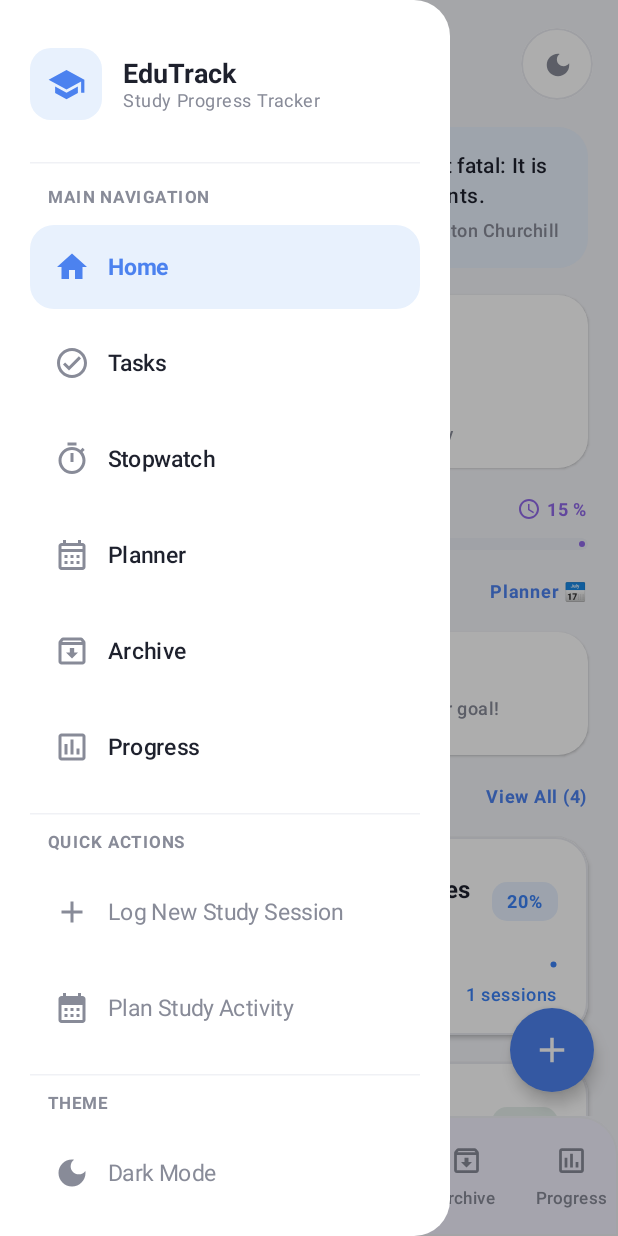
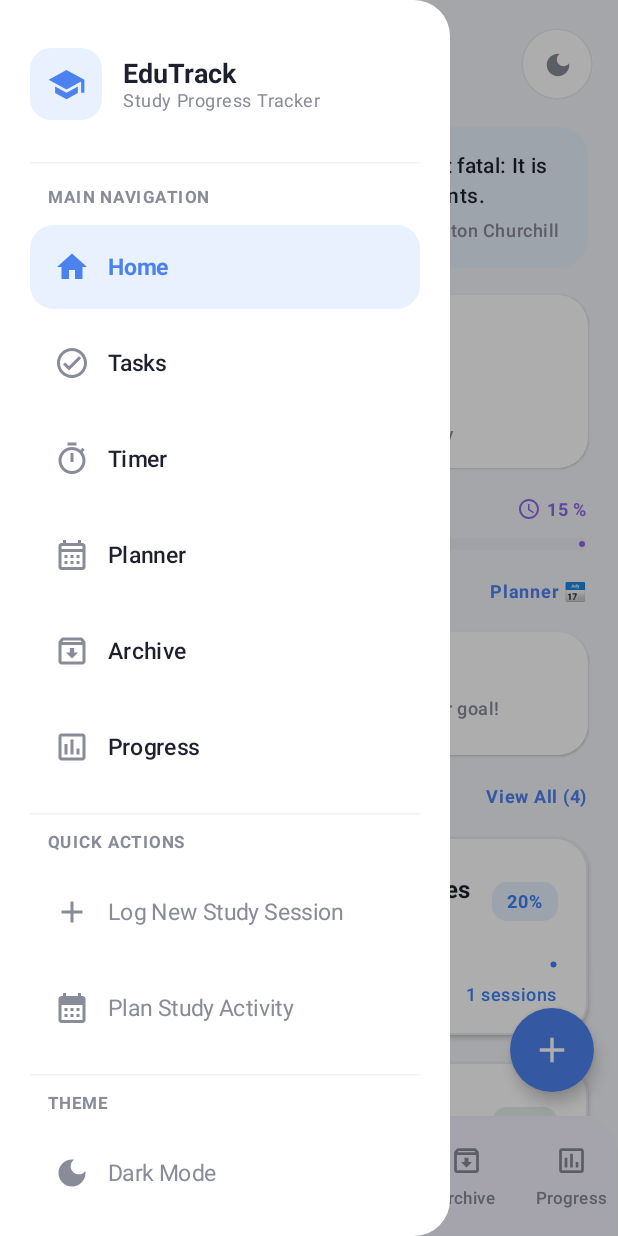
Before and after one commit to pujithakagolanu/EduTrack, an Android app built with Jetpack Compose: the screen it shows after launch (MainActivity), after a tap on "Open Navigation Menu", on a phone screen of 412 x 824 dp. Run offline under Robolectric (Android 15) with nearby library versions, the phone set to English and light mode, and no system bars; our stand-ins replace Room's generated code.

Commit message:
Adjust bottom navigation item label to single line alignment

```diff
--- a/app/src/main/java/com/edutrack/app/navigation/Screen.kt
+++ b/app/src/main/java/com/edutrack/app/navigation/Screen.kt
@@ -45,7 +45,7 @@ sealed class Screen(
 
     data object Stopwatch : Screen(
         route = "stopwatch",
-        title = "Stopwatch",
+        title = "Timer",
         selectedIcon = Icons.Filled.Timer,
         unselectedIcon = Icons.Outlined.Timer
     )
--- a/app/src/main/java/com/edutrack/app/ui/components/ExecutiveComponents.kt
+++ b/app/src/main/java/com/edutrack/app/ui/components/ExecutiveComponents.kt
@@ -50,6 +50,7 @@ import androidx.compose.ui.graphics.vector.ImageVector
 import androidx.compose.ui.text.font.FontWeight
 import androidx.compose.ui.text.style.TextOverflow
 import androidx.compose.ui.unit.dp
+import androidx.compose.ui.unit.sp
 import com.edutrack.app.model.StudySession
 import com.edutrack.app.model.Subject
 import com.edutrack.app.navigation.Screen
@@ -150,8 +151,10 @@ fun EduTrackBottomBar(
                 label = {
                     Text(
                         text = screen.title,
-                        style = MaterialTheme.typography.labelSmall,
-                        fontWeight = if (isSelected) FontWeight.Bold else FontWeight.Medium
+                        style = MaterialTheme.typography.labelSmall.copy(fontSize = 11.sp),
+                        fontWeight = if (isSelected) FontWeight.Bold else FontWeight.Medium,
+                        maxLines = 1,
+                        softWrap = false
                     )
                 },
                 colors = NavigationBarItemDefaults.colors(
```
